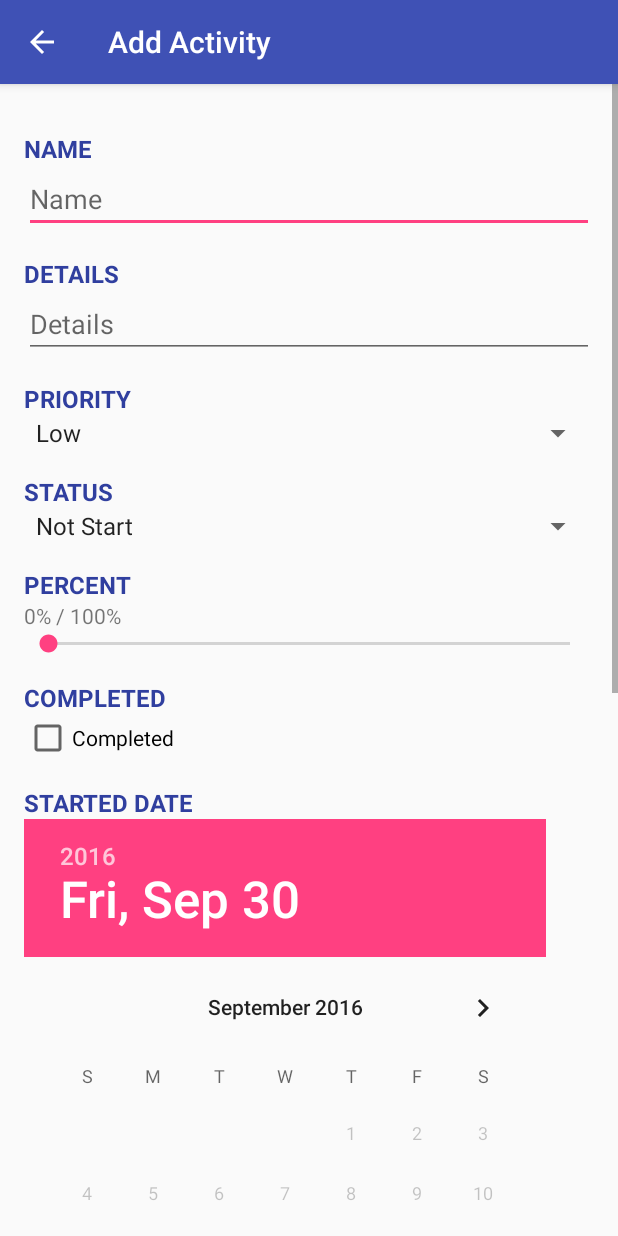
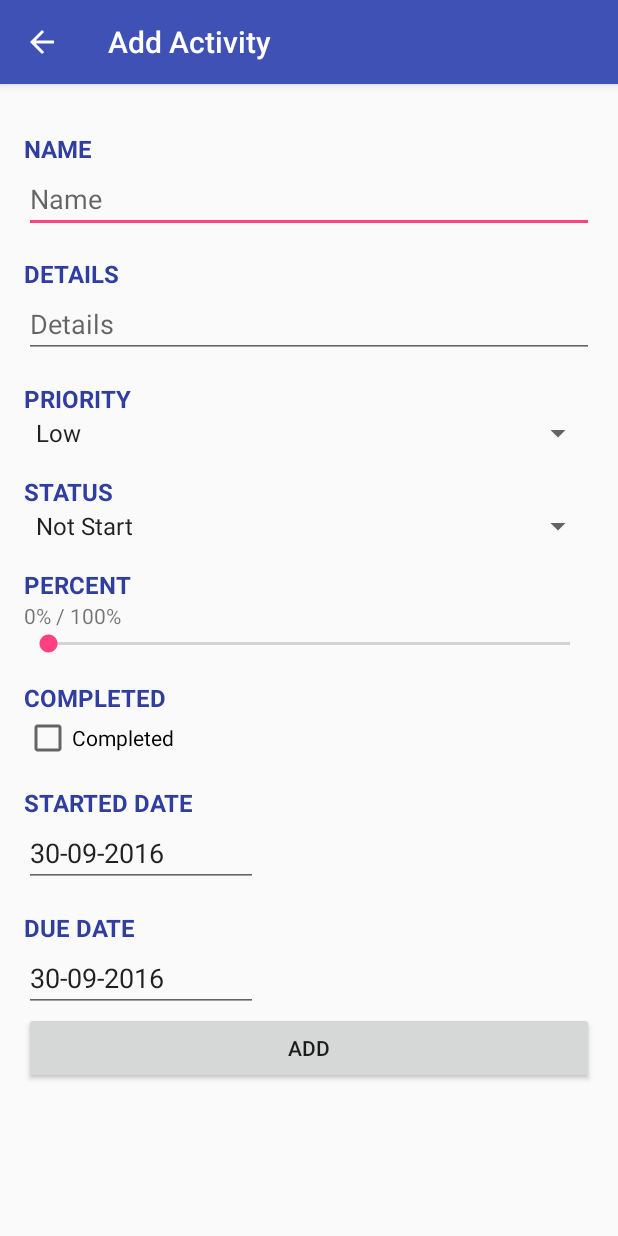
Before and after one commit to TienVNguyen/ToDoAppProject, an Android app: the screen it shows after launch (AddActivity), after a tap on an icon or button, on a phone screen of 412 x 824 dp. Run offline under Robolectric (Android 15) with nearby library versions, the phone set to English and light mode, and no system bars; our stand-ins replace ButterKnife; plain views replace workinfo.

Commit message:
Updated Project
- Supported Setting option
- Supported datePickerDialog instead of datePicker

```diff
--- a/app/src/main/java/com/training/tiennguyen/todoappproject/activities/AddActivity.java
+++ b/app/src/main/java/com/training/tiennguyen/todoappproject/activities/AddActivity.java
@@ -7,12 +7,14 @@
 
 package com.training.tiennguyen.todoappproject.activities;
 
+import android.app.DatePickerDialog;
 import android.content.Context;
 import android.os.Bundle;
 import android.support.annotation.Nullable;
 import android.support.design.widget.Snackbar;
 import android.support.v7.app.ActionBar;
 import android.support.v7.app.AppCompatActivity;
+import android.text.InputType;
 import android.view.MenuItem;
 import android.view.View;
 import android.widget.AdapterView;
@@ -31,10 +33,12 @@ import com.training.tiennguyen.todoappproject.R;
 import com.training.tiennguyen.todoappproject.constants.VariableConstant;
 import com.training.tiennguyen.todoappproject.databases.TaskDBHelper;
 import com.training.tiennguyen.todoappproject.models.TaskModel;
-import com.training.tiennguyen.todoappproject.utils.DateUtils;
 import com.training.tiennguyen.todoappproject.utils.StringUtil;
 
+import java.text.SimpleDateFormat;
+import java.util.Calendar;
 import java.util.Date;
+import java.util.Locale;
 
 import butterknife.BindView;
 import butterknife.ButterKnife;
@@ -59,12 +63,18 @@ public class AddActivity extends AppCompatActivity {
     protected SeekBar seekBarPercent;
     @BindView(R.id.addTaskCheckBoxCompleted)
     protected CheckBox checkBoxCompleted;
-    @BindView(R.id.addTaskDatePickerStartedDate)
-    protected DatePicker datePickerStartedDate;
-    @BindView(R.id.addTaskDatePickerDueDate)
-    protected DatePicker datePickerDueDate;
+    @BindView(R.id.addTaskStartedSelect)
+    protected EditText datePickerStartedDate;
+    @BindView(R.id.addTaskDueSelect)
+    protected EditText datePickerDueDate;
     @BindView(R.id.btnAdd)
     protected Button btnAdd;
+
+    private DatePickerDialog datePickerDialogForStartedDate;
+    private DatePickerDialog datePickerDialogForDueDate;
+    private Date startedDate;
+    private Date dueDate;
+    private SimpleDateFormat dateFormatter = new SimpleDateFormat("dd-MM-yyyy", Locale.getDefault());
 
     @Override
     protected void onCreate(@Nullable Bundle savedInstanceState) {
@@ -192,8 +202,51 @@ public class AddActivity extends AppCompatActivity {
         });
 
         final Date currentDate = new Date();
-        datePickerStartedDate.setMinDate(currentDate.getTime());
-        datePickerDueDate.setMinDate(currentDate.getTime());
+        startedDate = currentDate;
+        dueDate = currentDate;
+
+        datePickerStartedDate.setText(dateFormatter.format(startedDate));
+        datePickerStartedDate.setInputType(InputType.TYPE_NULL);
+        datePickerStartedDate.setOnFocusChangeListener(new View.OnFocusChangeListener() {
+            @Override
+            public void onFocusChange(View v, boolean hasFocus) {
+                if (hasFocus)
+                    datePickerDialogForStartedDate.show();
+                v.clearFocus();
+            }
+        });
+        datePickerDueDate.setText(dateFormatter.format(dueDate));
+        datePickerDueDate.setInputType(InputType.TYPE_NULL);
+        datePickerDueDate.setOnFocusChangeListener(new View.OnFocusChangeListener() {
+            @Override
+            public void onFocusChange(View v, boolean hasFocus) {
+                if (hasFocus)
+                    datePickerDialogForDueDate.show();
+                v.clearFocus();
+            }
+        });
+
+        final Calendar newCalendar = Calendar.getInstance();
+        datePickerDialogForStartedDate = new DatePickerDialog(AddActivity.this, new DatePickerDialog.OnDateSetListener() {
+            @Override
+            public void onDateSet(DatePicker view, int year, int month, int dayOfMonth) {
+                Calendar newDate = Calendar.getInstance();
+                newDate.set(year, month, dayOfMonth);
+                startedDate = newDate.getTime();
+                datePickerStartedDate.setText(dateFormatter.format(startedDate));
+            }
+        }, newCalendar.get(Calendar.YEAR), newCalendar.get(Calendar.MONTH), newCalendar.get(Calendar.DAY_OF_MONTH));
+        datePickerDialogForStartedDate.getDatePicker().setMinDate(currentDate.getTime());
+        datePickerDialogForDueDate = new DatePickerDialog(AddActivity.this, new DatePickerDialog.OnDateSetListener() {
+            @Override
+            public void onDateSet(DatePicker view, int year, int month, int dayOfMonth) {
+                Calendar newDate = Calendar.getInstance();
+                newDate.set(year, month, dayOfMonth);
+                dueDate = newDate.getTime();
+                datePickerDueDate.setText(dateFormatter.format(dueDate));
+            }
+        }, newCalendar.get(Calendar.YEAR), newCalendar.get(Calendar.MONTH), newCalendar.get(Calendar.DAY_OF_MONTH));
+        datePickerDialogForDueDate.getDatePicker().setMinDate(currentDate.getTime());
 
         btnAdd.setOnClickListener(new View.OnClickListener() {
             @Override
@@ -221,8 +274,8 @@ public class AddActivity extends AppCompatActivity {
             model.setmRemoved(false);
             model.setmCreatedDate(date);
             model.setmUpdatedDate(date);
-            model.setmStartedDate(DateUtils.getDateFromDatePicker(datePickerStartedDate));
-            model.setmDueDate(DateUtils.getDateFromDatePicker(datePickerDueDate));
+            model.setmStartedDate(startedDate);
+            model.setmDueDate(dueDate);
 
             final Context context = getApplicationContext();
             final TaskDBHelper dbHelper = new TaskDBHelper(context);
@@ -253,8 +306,6 @@ public class AddActivity extends AppCompatActivity {
             return false;
         }
 
-        final Date startedDate = DateUtils.getDateFromDatePicker(datePickerStartedDate);
-        final Date dueDate = DateUtils.getDateFromDatePicker(datePickerDueDate);
         if (startedDate.compareTo(dueDate) > 0) {
             datePickerStartedDate.requestFocus();
             Snackbar.make(view, getString(R.string.error_date), Snackbar.LENGTH_LONG).setAction(VariableConstant.ACTION, null).show();
--- a/app/src/main/res/layout/activity_add.xml
+++ b/app/src/main/res/layout/activity_add.xml
@@ -105,10 +105,11 @@
             android:layout_height="wrap_content"
             android:text="@string/text_started_date" />
 
-        <DatePicker
-            android:id="@+id/addTaskDatePickerStartedDate"
+        <EditText
+            android:id="@+id/addTaskStartedSelect"
             android:layout_width="wrap_content"
-            android:layout_height="wrap_content" />
+            android:layout_height="wrap_content"
+            android:hint="@string/text_date_picker" />
 
         <TextView
             style="@style/TextViewTitle"
@@ -116,10 +117,11 @@
             android:layout_height="wrap_content"
             android:text="@string/text_due_date" />
 
-        <DatePicker
-            android:id="@+id/addTaskDatePickerDueDate"
+        <EditText
+            android:id="@+id/addTaskDueSelect"
             android:layout_width="wrap_content"
-            android:layout_height="wrap_content" />
+            android:layout_height="wrap_content"
+            android:hint="@string/text_date_picker" />
 
         <Button
             android:id="@+id/btnAdd"
--- a/app/src/main/res/menu/menu_main.xml
+++ b/app/src/main/res/menu/menu_main.xml
@@ -11,6 +11,12 @@
     tools:context=".activities.MainActivity">
 
     <item
+        android:id="@+id/main_action_setting"
+        android:orderInCategory="100"
+        android:title="@string/menu_setting_option"
+        app:showAsAction="never" />
+
+    <item
         android:id="@+id/main_action_filter"
         android:orderInCategory="100"
         android:title="@string/menu_filter_option"
--- a/app/src/main/res/values/strings.xml
+++ b/app/src/main/res/values/strings.xml
@@ -10,6 +10,7 @@
     <string name="title_activity_main">Main Activity</string>
     <string name="title_activity_add">Add Activity</string>
     <string name="title_activity_edit_or_remove">Edit or Remove Activity</string>
+    <string name="menu_setting_option">Setting</string>
     <string name="menu_filter_option">Filter</string>
     <string name="text_empty_list">No Data</string>
     <string name="text_name">Name</string>
@@ -23,10 +24,11 @@
     <string name="text_due_date">Due date</string>
     <string name="text_separate"> - </string>
     <string name="text_percent_char">%</string>
+    <string name="text_date_picker">Date Picker Dialog</string>
     <string name="edt_name_error_empty">Name is required</string>
     <string name="error_add">Add Error</string>
     <string name="error_add_duplicated">Add Error Duplicated Name</string>
-    <string name="error_date">Date is not suitable</string>
+    <string name="error_date">Started Day Cannot Older Than Due Day</string>
     <string name="error_edit">Edit Error</string>
     <string name="error_remove">Remove Error</string>
     <string name="error_load_details">Load Details Error</string>
```
Also changed, not shown: app/src/main/java/com/training/tiennguyen/todoappproject/activities/EditOrRemoveActivity.java (+61 -16 lines), app/src/main/java/com/training/tiennguyen/todoappproject/activities/MainActivity.java (+14 -2 lines), app/src/main/res/layout/activity_edit_or_remove.xml (+8 -6 lines), 5 other files.
